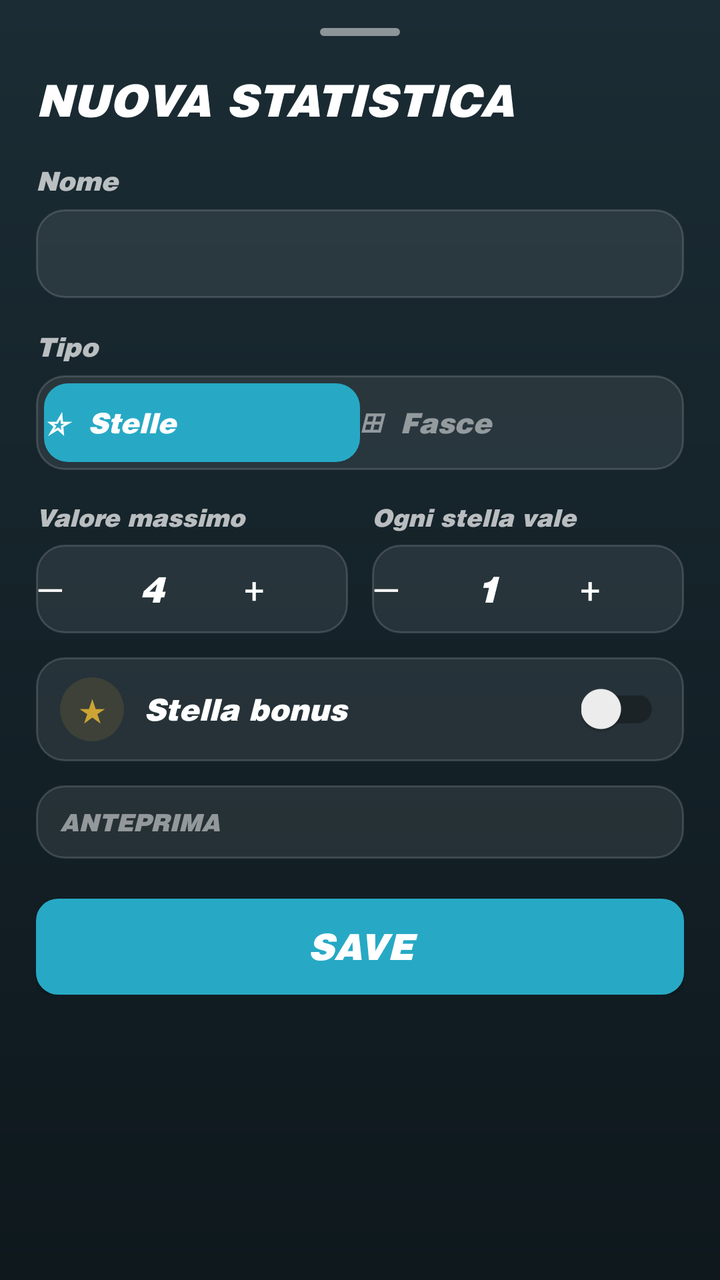
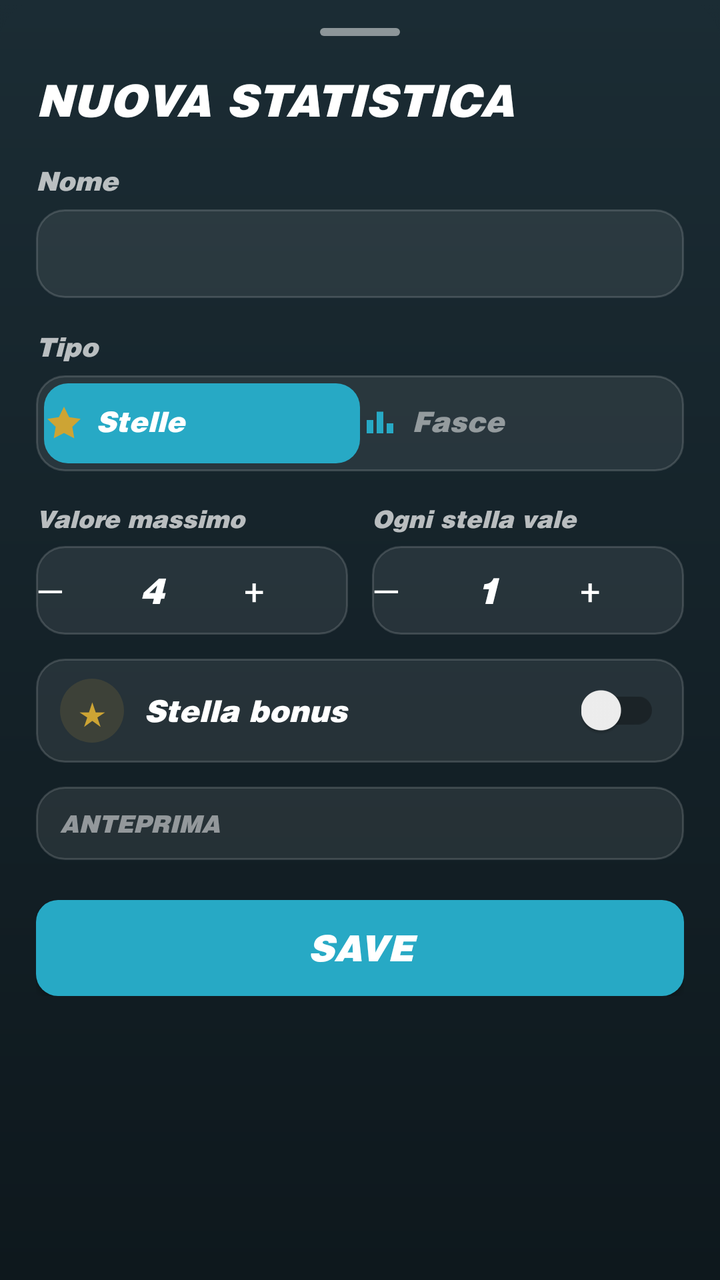

Screens rendered from an Android XML layout before and after an edit, with the pre-edit source and the edit as a unified diff.
<!-- AndroidManifest.xml: application theme Theme.MyApplication -->
<!-- res/layout/activity_pop_up_edit_stat.xml -->
<?xml version="1.0" encoding="utf-8"?>
<ScrollView xmlns:android="http://schemas.android.com/apk/res/android"
    xmlns:app="http://schemas.android.com/apk/res-auto"
    android:layout_width="match_parent"
    android:layout_height="wrap_content"
    android:fillViewport="true">

    <LinearLayout
        android:layout_width="match_parent"
        android:layout_height="wrap_content"
        android:orientation="vertical"
        android:paddingHorizontal="18dp"
        android:paddingTop="8dp"
        android:paddingBottom="18dp"
        android:background="@drawable/bg_bottom_sheet">

        
        <View
            android:layout_width="40dp"
            android:layout_height="4dp"
            android:layout_gravity="center_horizontal"
            android:layout_marginTop="6dp"
            android:layout_marginBottom="18dp"
            android:background="@drawable/bg_handle_bar" />

        
        <TextView
            android:id="@+id/txtTitle"
            android:layout_width="match_parent"
            android:layout_height="wrap_content"
            android:fontFamily="@font/helvetica_black"
            android:textStyle="bold|italic"
            android:textColor="@color/list_text_primary"
            android:text="@string/stat_new_title"
            android:textSize="22sp"
            android:layout_marginBottom="18dp" />

        
        <TextView
            android:layout_width="match_parent"
            android:layout_height="wrap_content"
            android:fontFamily="@font/helvetica_black"
            android:textStyle="italic"
            android:textColor="@color/list_text_secondary"
            android:text="@string/stat_name_label"
            android:textSize="13sp"
            android:layout_marginBottom="6dp" />

        
        <EditText
            android:id="@+id/txtLabel"
            android:layout_width="match_parent"
            android:layout_height="wrap_content"
            android:background="@drawable/bg_field_secondary"
            android:fontFamily="@font/helvetica_black"
            android:textStyle="bold|italic"
            android:textColor="@color/list_text_primary"
            android:textColorHint="@color/list_text_muted"
            android:textCursorDrawable="@null"
            android:paddingHorizontal="14dp"
            android:paddingVertical="12dp"
            android:textSize="16sp"
            android:inputType="text"
            android:maxLines="1"
            android:importantForAutofill="no" />

        
        <TextView
            android:layout_width="match_parent"
            android:layout_height="wrap_content"
            android:fontFamily="@font/helvetica_black"
            android:textStyle="italic"
            android:textColor="@color/list_text_secondary"
            android:text="@string/stat_type_label"
            android:textSize="13sp"
            android:layout_marginTop="16dp"
            android:layout_marginBottom="6dp" />

        
        <LinearLayout
            android:layout_width="match_parent"
            android:layout_height="wrap_content"
            android:orientation="horizontal"
            android:padding="4dp"
            android:background="@drawable/bg_field_secondary">

            <TextView
                android:id="@+id/btnTypeStars"
                android:layout_width="0dp"
                android:layout_height="wrap_content"
                android:layout_weight="1"
                android:paddingVertical="10dp"
                android:fontFamily="@font/helvetica_black"
                android:textStyle="bold|italic"
                android:textColor="@color/white"
                android:text="☆  Stelle"
                android:textAlignment="center"
                android:textSize="14sp"
                android:background="@drawable/bg_segment_selected" />

            <TextView
                android:id="@+id/btnTypeRange"
                android:layout_width="0dp"
                android:layout_height="wrap_content"
                android:layout_weight="1"
                android:paddingVertical="10dp"
                android:fontFamily="@font/helvetica_black"
                android:textStyle="bold|italic"
                android:textColor="@color/list_text_muted"
                android:text="⊞  Fasce"
                android:textAlignment="center"
                android:textSize="14sp" />
        </LinearLayout>

        
        <LinearLayout
            android:layout_width="match_parent"
            android:layout_height="wrap_content"
            android:orientation="horizontal"
            android:layout_marginTop="16dp">

            
            <LinearLayout
                android:id="@+id/llMaxStepper"
                android:layout_width="0dp"
                android:layout_height="wrap_content"
                android:layout_weight="1"
                android:orientation="vertical"
                android:layout_marginEnd="6dp">

                <TextView
                    android:layout_width="match_parent"
                    android:layout_height="wrap_content"
                    android:fontFamily="@font/helvetica_black"
                    android:textStyle="italic"
                    android:textColor="@color/list_text_secondary"
                    android:text="@string/stat_max_value_label"
                    android:textSize="12sp"
                    android:layout_marginBottom="6dp" />

                <LinearLayout
                    android:layout_width="match_parent"
                    android:layout_height="wrap_content"
                    android:orientation="horizontal"
                    android:gravity="center_vertical"
                    android:background="@drawable/bg_field_secondary"
                    android:paddingVertical="4dp">

                    <TextView
                        android:id="@+id/btnMaxMinus"
                        android:layout_width="0dp"
                        android:layout_height="wrap_content"
                        android:layout_weight="1"
                        android:text="—"
                        android:textAlignment="center"
                        android:textColor="@color/list_text_primary"
                        android:textSize="18sp"
                        android:paddingVertical="6dp" />

                    <TextView
                        android:id="@+id/txtMax"
                        android:layout_width="0dp"
                        android:layout_height="wrap_content"
                        android:layout_weight="1"
                        android:fontFamily="@font/helvetica_black"
                        android:textStyle="bold|italic"
                        android:textColor="@color/list_text_primary"
                        android:textAlignment="center"
                        android:textSize="18sp"
                        android:text="4" />

                    <TextView
                        android:id="@+id/btnMaxPlus"
                        android:layout_width="0dp"
                        android:layout_height="wrap_content"
                        android:layout_weight="1"
                        android:text="+"
                        android:textAlignment="center"
                        android:textColor="@color/list_text_primary"
                        android:textSize="18sp"
                        android:paddingVertical="6dp" />
                </LinearLayout>
            </LinearLayout>

            
            <LinearLayout
                android:layout_width="0dp"
                android:layout_height="wrap_content"
                android:layout_weight="1"
                android:orientation="vertical"
                android:layout_marginStart="6dp">

                <TextView
                    android:id="@+id/txtStepLabel"
                    android:layout_width="match_parent"
                    android:layout_height="wrap_content"
                    android:fontFamily="@font/helvetica_black"
                    android:textStyle="italic"
                    android:textColor="@color/list_text_secondary"
                    android:text="@string/stat_each_star_value"
                    android:textSize="12sp"
                    android:layout_marginBottom="6dp" />

                <LinearLayout
                    android:layout_width="match_parent"
                    android:layout_height="wrap_content"
                    android:orientation="horizontal"
                    android:gravity="center_vertical"
                    android:background="@drawable/bg_field_secondary"
                    android:paddingVertical="4dp">

                    <TextView
                        android:id="@+id/btnStepMinus"
                        android:layout_width="0dp"
                        android:layout_height="wrap_content"
                        android:layout_weight="1"
                        android:text="—"
                        android:textAlignment="center"
                        android:textColor="@color/list_text_primary"
                        android:textSize="18sp"
                        android:paddingVertical="6dp" />

                    <TextView
                        android:id="@+id/txtStep"
                        android:layout_width="0dp"
                        android:layout_height="wrap_content"
                        android:layout_weight="1"
                        android:fontFamily="@font/helvetica_black"
                        android:textStyle="bold|italic"
                        android:textColor="@color/list_text_primary"
                        android:textAlignment="center"
                        android:textSize="18sp"
                        android:text="1" />

                    <TextView
                        android:id="@+id/btnStepPlus"
                        android:layout_width="0dp"
                        android:layout_height="wrap_content"
                        android:layout_weight="1"
                        android:text="+"
                        android:textAlignment="center"
                        android:textColor="@color/list_text_primary"
                        android:textSize="18sp"
                        android:paddingVertical="6dp" />
                </LinearLayout>
            </LinearLayout>
        </LinearLayout>

        
        <LinearLayout
            android:id="@+id/llStarsSection"
            android:layout_width="match_parent"
            android:layout_height="wrap_content"
            android:orientation="vertical">

            
            <LinearLayout
                android:id="@+id/llAllowBonus"
                android:layout_width="match_parent"
                android:layout_height="wrap_content"
                android:orientation="horizontal"
                android:gravity="center_vertical"
                android:layout_marginTop="12dp"
                android:paddingHorizontal="12dp"
                android:paddingVertical="10dp"
                android:background="@drawable/bg_field_secondary">

                <TextView
                    android:layout_width="32dp"
                    android:layout_height="32dp"
                    android:background="@drawable/bg_badge_stars"
                    android:text="★"
                    android:textColor="@color/stars"
                    android:textSize="16sp"
                    android:gravity="center"
                    android:layout_marginEnd="10dp" />

                <TextView
                    android:layout_width="0dp"
                    android:layout_height="wrap_content"
                    android:layout_weight="1"
                    android:fontFamily="@font/helvetica_black"
                    android:textStyle="bold|italic"
                    android:textColor="@color/list_text_primary"
                    android:text="@string/stat_bonus_star"
                    android:textSize="15sp" />

                <androidx.appcompat.widget.SwitchCompat
                    android:id="@+id/switchBonus"
                    android:layout_width="wrap_content"
                    android:layout_height="wrap_content" />
            </LinearLayout>

            
            <LinearLayout
                android:id="@+id/llPreview"
                android:layout_width="match_parent"
                android:layout_height="wrap_content"
                android:orientation="horizontal"
                android:gravity="center_vertical"
                android:layout_marginTop="12dp"
                android:paddingHorizontal="12dp"
                android:paddingVertical="10dp"
                android:background="@drawable/bg_field_secondary">

                <TextView
                    android:layout_width="wrap_content"
                    android:layout_height="wrap_content"
                    android:fontFamily="@font/helvetica_black"
                    android:textStyle="bold|italic"
                    android:textColor="@color/list_text_muted"
                    android:text="@string/stat_preview_label"
                    android:textSize="12sp"
                    android:layout_marginEnd="10dp" />

                <LinearLayout
                    android:id="@+id/previewStars"
                    android:layout_width="0dp"
                    android:layout_height="wrap_content"
                    android:layout_weight="1"
                    android:orientation="horizontal"
                    android:gravity="center_vertical" />

                <TextView
                    android:id="@+id/txtPreviewRange"
                    android:layout_width="wrap_content"
                    android:layout_height="wrap_content"
                    android:fontFamily="@font/helvetica_black"
                    android:textStyle="italic"
                    android:textColor="@color/list_text_secondary"
                    android:textSize="13sp" />
            </LinearLayout>
        </LinearLayout>

        
        <LinearLayout
            android:id="@+id/llValues"
            android:layout_width="match_parent"
            android:layout_height="wrap_content"
            android:orientation="vertical"
            android:layout_marginTop="16dp"
            android:visibility="gone">

            <LinearLayout
                android:layout_width="match_parent"
                android:layout_height="wrap_content"
                android:orientation="horizontal"
                android:gravity="center_vertical">

                <TextView
                    android:layout_width="0dp"
                    android:layout_height="wrap_content"
                    android:layout_weight="1"
                    android:fontFamily="@font/helvetica_black"
                    android:textStyle="bold|italic"
                    android:textColor="@color/list_text_primary"
                    android:text="@string/stat_values"
                    android:textSize="16sp" />

                <TextView
                    android:id="@+id/btnAddValue"
                    android:layout_width="wrap_content"
                    android:layout_height="wrap_content"
                    android:paddingHorizontal="12dp"
                    android:paddingVertical="6dp"
                    android:fontFamily="@font/helvetica_black"
                    android:textStyle="bold|italic"
                    android:textColor="@color/white"
                    android:text="@string/add_slot"
                    android:textSize="13sp"
                    android:background="@drawable/bg_segment_selected" />
            </LinearLayout>

            <androidx.recyclerview.widget.RecyclerView
                android:id="@+id/llValuesList"
                android:layout_width="match_parent"
                android:layout_height="wrap_content"
                android:layout_marginTop="4dp"
                android:overScrollMode="never"
                android:nestedScrollingEnabled="false" />
        </LinearLayout>

        
        <LinearLayout
            android:layout_width="match_parent"
            android:layout_height="wrap_content"
            android:orientation="horizontal"
            android:layout_marginTop="20dp"
            android:gravity="center_vertical">

            <ImageView
                android:id="@+id/btnDelete"
                android:layout_width="48dp"
                android:layout_height="48dp"
                android:background="@drawable/bg_field_secondary"
                android:src="@drawable/player_delete"
                android:padding="12dp"
                app:tint="@color/button_danger"
                android:contentDescription="@string/delete"
                android:layout_marginEnd="10dp"
                android:visibility="gone" />

            <Button
                android:id="@+id/btnConfirm"
                android:layout_width="0dp"
                android:layout_height="wrap_content"
                android:layout_weight="1"
                android:background="@drawable/buttons_main"
                android:fontFamily="@font/helvetica_black"
                android:textStyle="bold|italic"
                android:textColor="@color/white"
                android:text="@string/save"
                android:textSize="18sp"
                android:paddingVertical="12dp" />
        </LinearLayout>
    </LinearLayout>
</ScrollView>
<!-- resources referenced by this layout -->
<resources>
  <color name="button_danger">#CD403C</color>
  <color name="list_text_muted">#80FFFFFF</color>
  <color name="list_text_primary">#FFFFFFFF</color>
  <color name="list_text_secondary">#B3FFFFFF</color>
  <color name="stars">#cda434</color>
  <color name="white">#FFFFFFFF</color>
  <!-- drawable bg_badge_stars (drawable) -->
  <?xml version="1.0" encoding="utf-8"?>
  <shape xmlns:android="http://schemas.android.com/apk/res/android"
      android:shape="oval">
      <solid android:color="#22CDA434" />
  </shape>
  <!-- drawable bg_field_secondary (drawable) -->
  <?xml version="1.0" encoding="utf-8"?>
  <shape xmlns:android="http://schemas.android.com/apk/res/android"
      android:shape="rectangle">
      <corners android:radius="14dp" />
      <solid android:color="@color/field_secondary_bg" />
      <stroke
          android:width="1dp"
          android:color="@color/field_secondary_border" />
  </shape>
  <!-- drawable bg_handle_bar (drawable) -->
  <?xml version="1.0" encoding="utf-8"?>
  <shape xmlns:android="http://schemas.android.com/apk/res/android"
      android:shape="rectangle">
      <solid android:color="@color/list_text_muted" />
      <corners android:radius="2dp" />
  </shape>
  <!-- drawable bg_segment_selected (drawable) -->
  <?xml version="1.0" encoding="utf-8"?>
  <shape xmlns:android="http://schemas.android.com/apk/res/android"
      android:shape="rectangle">
      <solid android:color="@color/main_blue" />
      <corners android:radius="12dp" />
  </shape>
  <!-- drawable buttons_main (drawable) -->
  <?xml version="1.0" encoding="utf-8"?>
  <selector xmlns:android="http://schemas.android.com/apk/res/android">
      
      <item android:state_pressed="true"
          android:drawable="@drawable/button_main_pressed" />
  
      
      <item android:drawable="@drawable/button_main_default" />
  </selector>
  <string name="add_slot">+ ADD</string>
  <string name="delete">DELETE</string>
  <string name="save">SAVE</string>
  <string name="stat_bonus_star">Stella bonus</string>
  <string name="stat_each_star_value">Ogni stella vale</string>
  <string name="stat_max_value_label">Valore massimo</string>
  <string name="stat_name_label">Nome</string>
  <string name="stat_new_title">NUOVA STATISTICA</string>
  <string name="stat_preview_label">ANTEPRIMA</string>
  <string name="stat_type_label">Tipo</string>
  <string name="stat_values">VALUES</string>
  <style name="Theme.MyApplication" parent="Theme.AppCompat.Light.NoActionBar">
  
          
          <item name="android:windowBackground">@drawable/bg_scoreboard</item>
  
          
          <item name="android:statusBarColor">@color/scorecard_bg_top</item>
          <item name="android:navigationBarColor">@color/scorecard_bg_bottom</item>
          <item name="android:windowLightStatusBar">false</item>
  
      </style>
  <color name="scorecard_bg_top">#1B2C34</color>
  <color name="scorecard_bg_bottom">#0E181D</color>
  <color name="field_secondary_bg">#14FFFFFF</color>
  <color name="field_secondary_border">#26FFFFFF</color>
  <color name="main_blue">#27A9C5</color>
  <!-- drawable button_main_pressed (drawable) -->
  <?xml version="1.0" encoding="utf-8"?>
  <shape xmlns:android="http://schemas.android.com/apk/res/android"
      android:shape="rectangle" >
      <corners android:radius="11dp" />
      <solid android:color="#3EB6D0" />
  </shape>
  <!-- drawable button_main_default (drawable) -->
  <?xml version="1.0" encoding="utf-8"?>
  <shape xmlns:android="http://schemas.android.com/apk/res/android"
      android:shape="rectangle" >
      <corners android:radius="11dp" />
      <solid android:color="@color/main_blue" />
  </shape>
  <!-- drawable bg_scoreboard (drawable) -->
  <?xml version="1.0" encoding="utf-8"?>
  <shape xmlns:android="http://schemas.android.com/apk/res/android"
      android:shape="rectangle"
      android:dither="true">
      <gradient
          android:type="linear"
          android:angle="270"
          android:startColor="@color/scorecard_bg_top"
          android:endColor="@color/scorecard_bg_bottom"
          android:dither="true" />
  </shape>
</resources>

<!-- the commit's change to res/layout/activity_pop_up_edit_stat.xml (unified diff, before → after) -->
@@ -93,10 +93,12 @@
                 android:fontFamily="@font/helvetica_black"
                 android:textStyle="bold|italic"
                 android:textColor="@color/white"
-                android:text="☆  Stelle"
+                android:text="Stelle"
                 android:textAlignment="center"
                 android:textSize="14sp"
-                android:background="@drawable/bg_segment_selected" />
+                android:background="@drawable/bg_segment_selected"
+                android:drawableStart="@drawable/ic_stat_star"
+                android:drawablePadding="6dp" />
 
             <TextView
                 android:id="@+id/btnTypeRange"
@@ -107,9 +109,11 @@
                 android:fontFamily="@font/helvetica_black"
                 android:textStyle="bold|italic"
                 android:textColor="@color/list_text_muted"
-                android:text="⊞  Fasce"
+                android:text="Fasce"
                 android:textAlignment="center"
-                android:textSize="14sp" />
+                android:textSize="14sp"
+                android:drawableStart="@drawable/ic_stat_bars"
+                android:drawablePadding="6dp" />
         </LinearLayout>
 
         
@@ -273,6 +277,8 @@
                     android:textColor="@color/stars"
                     android:textSize="16sp"
                     android:gravity="center"
+                    android:includeFontPadding="false"
+                    android:paddingTop="2dp"
                     android:layout_marginEnd="10dp" />
 
                 <TextView
